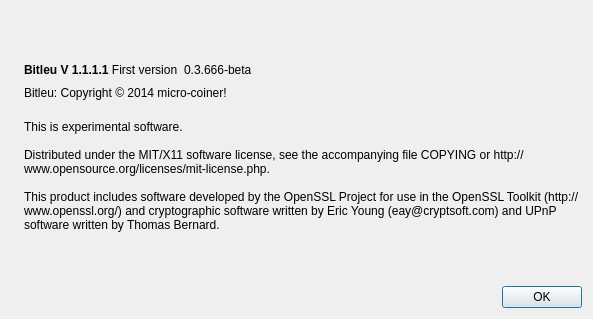
Qt form src/qt/forms/aboutdialog.ui (LondonBlockchainExchange/bitleu) before a commit.
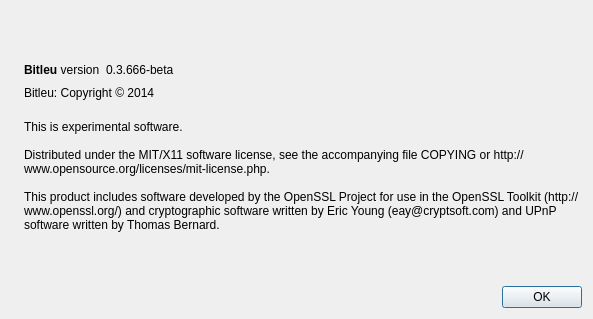
The same form after that commit. Icons and pictures are not drawn.

```diff
--- a/src/qt/forms/aboutdialog.ui
+++ b/src/qt/forms/aboutdialog.ui
@@ -50,7 +50,7 @@
           <cursorShape>IBeamCursor</cursorShape>
          </property>
          <property name="text">
-          <string>&lt;b&gt;Bitleu V 1.1.1.1&lt;/b&gt; First version</string>
+          <string>&lt;b&gt;Bitleu&lt;/b&gt; version</string>
          </property>
          <property name="textInteractionFlags">
           <set>Qt::LinksAccessibleByMouse|Qt::TextSelectableByKeyboard|Qt::TextSelectableByMouse</set>
@@ -91,7 +91,7 @@
         <cursorShape>IBeamCursor</cursorShape>
        </property>
        <property name="text">
-        <string>Bitleu: Copyright © 2014 micro-coiner!</string>
+        <string>Bitleu: Copyright © 2014</string>
        </property>
        <property name="textInteractionFlags">
         <set>Qt::LinksAccessibleByMouse|Qt::TextSelectableByKeyboard|Qt::TextSelectableByMouse</set>
```
